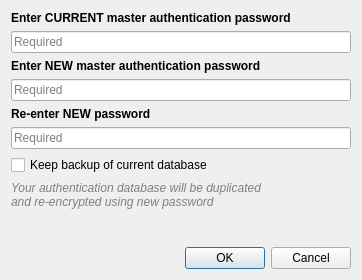
qgis/QGIS, file src/ui/auth/qgsauthmasterpassresetdialog.ui: the form before one commit.
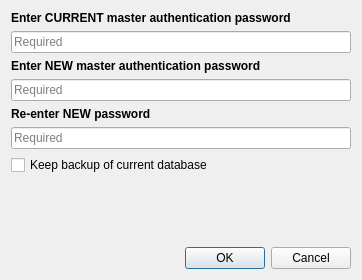
The form after the commit. Custom widgets are drawn as their Qt base class.

Commit message:
Explicitly state when new password will be stored in the system wallet
When resetting the master password and wallet storage is enabled,
tweak the reset password dialog label to explicitly state that
the new password will be stored in the wallet.

This keeps users fully advised of what's about to occur.

```diff
--- a/src/ui/auth/qgsauthmasterpassresetdialog.ui
+++ b/src/ui/auth/qgsauthmasterpassresetdialog.ui
@@ -91,18 +91,9 @@
     </widget>
    </item>
    <item>
-    <widget class="QLabel" name="label_4">
-     <property name="font">
-      <font>
-       <italic>true</italic>
-      </font>
-     </property>
-     <property name="styleSheet">
-      <string notr="true">QLabel { color: rgb(128, 128, 128); }</string>
-     </property>
+    <widget class="QLabel" name="lblWarning">
      <property name="text">
-      <string>Your authentication database will be duplicated
-and re-encrypted using new password</string>
+      <string/>
      </property>
      <property name="wordWrap">
       <bool>true</bool>
```
The commit also changes 1 other file.
